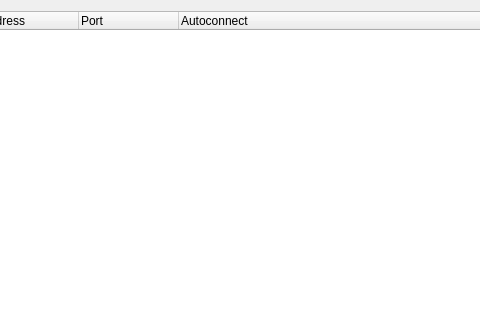
Old version of the form Client/ServerListDialog.ui in the repository OpenRcon/OpenRcon; both pictures show x 133 to 613 and y 0 to 320 of the 700 by 500 pixel window.
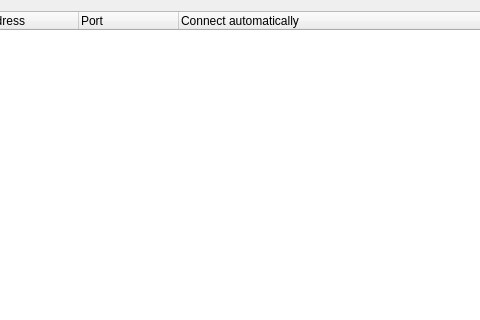
New version of the form.

Commit message: Changed autoconnect labels to more matching text, and updated translation.

```diff
--- a/Client/ServerListDialog.ui
+++ b/Client/ServerListDialog.ui
@@ -45,7 +45,7 @@
      </column>
      <column>
       <property name="text">
-       <string>Autoconnect</string>
+       <string>Connect automatically</string>
       </property>
      </column>
     </widget>
```
The commit also changes 2 other files.
